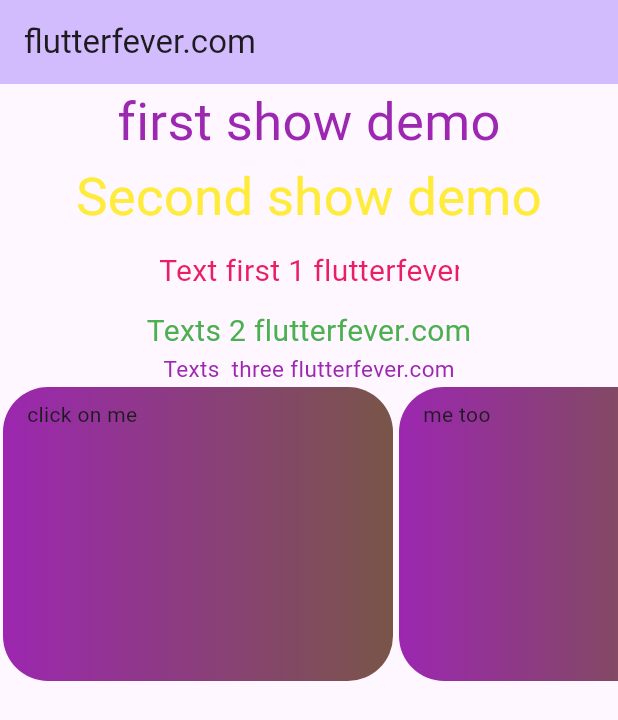
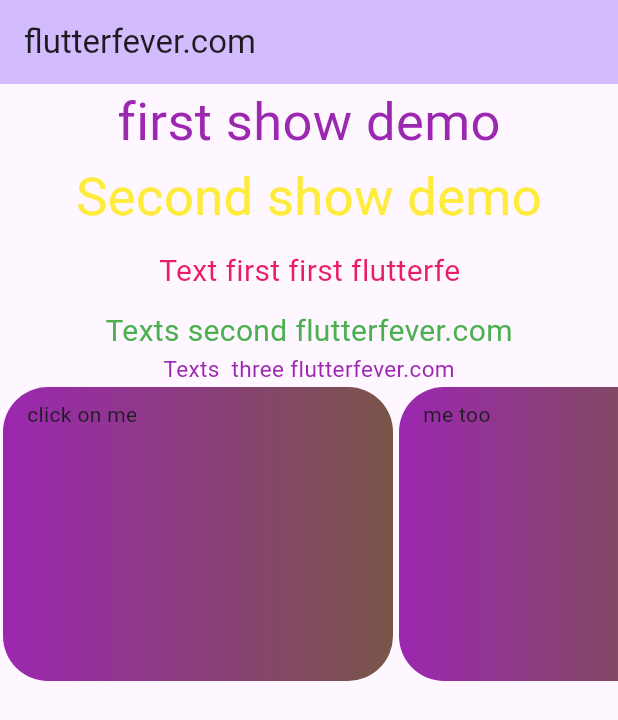
Before and after one commit to coderbaba0/showup_delayanimation, a Flutter app: the screen it shows after launch, on a phone screen of 412 x 824 dp. Shown: the top 720 px of the screen. Run offline on Flutter 3.47's test engine with Material 2 defaults, Android fonts, the light colour scheme and no system bars.

Commit message:
updated container animation
add custom marquee with texj

```diff
--- a/lib/main.dart
+++ b/lib/main.dart
@@ -58,11 +58,11 @@
                     height: 50,
                     width: 200,
                     child: ScrollingText(
-                      text: ("Text first 1 flutterfever.com"),
+                      text: ("Text first first flutterfever.com"),
                       textStyle: TextStyle(color: Colors.pink,fontSize: 20),
                     ),
                   ),
-                  Text("Texts 2 flutterfever.com",style: TextStyle(color: Colors.green,fontSize: 20)),
+                  Text("Texts second flutterfever.com",style: TextStyle(color: Colors.green,fontSize: 20)),
                   Text("Texts  three flutterfever.com",style: TextStyle(color: Colors.purple,fontSize: 15)),
                 ],
               ),
```
